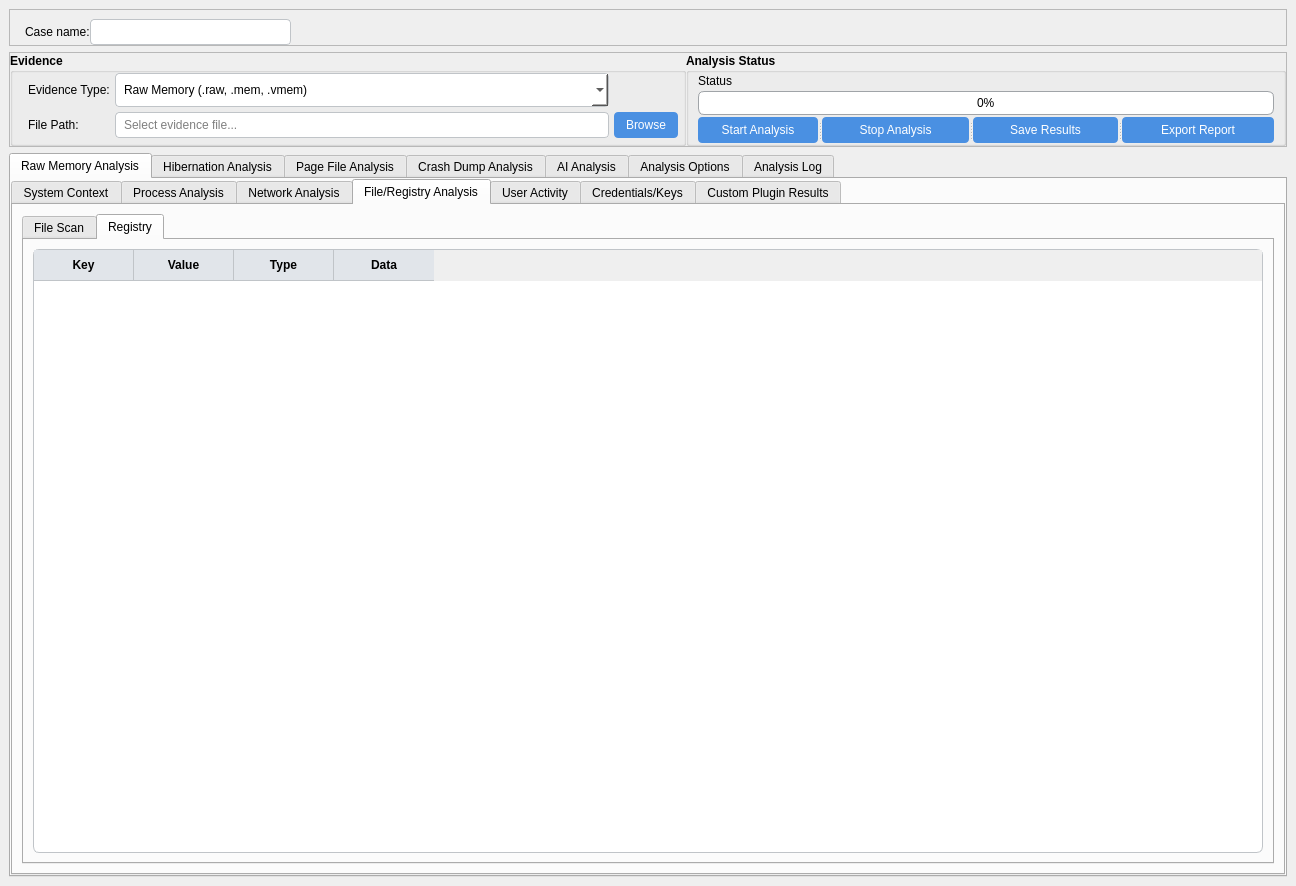
Before: the Qt Designer form ui/pages/analysis_ui/memory_analysis.ui in Tlinhk/Windows_forensic, drawn with Qt 5.
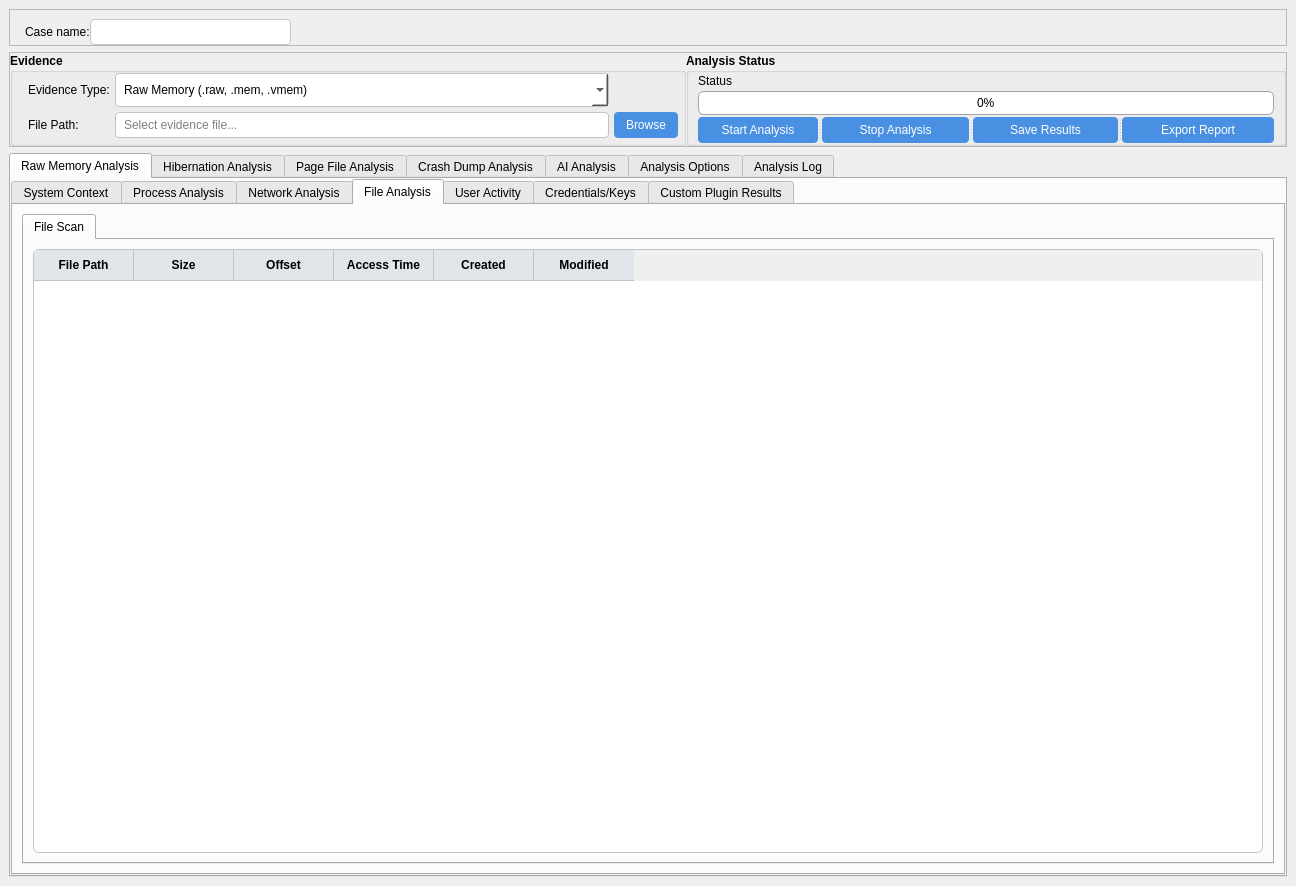
After: the same form once the commit is applied. The open tabs and pages were chosen to show the change. Icons and pictures are not drawn.

```diff
--- a/ui/pages/analysis_ui/memory_analysis.ui
+++ b/ui/pages/analysis_ui/memory_analysis.ui
@@ -1008,13 +1008,13 @@
           </widget>
           <widget class="QWidget" name="fileRegistryTab">
            <attribute name="title">
-            <string>File/Registry Analysis</string>
+            <string>File Analysis</string>
            </attribute>
            <layout class="QVBoxLayout" name="fileRegistryLayout">
             <item>
              <widget class="QTabWidget" name="fileRegistrySubTabWidget">
               <property name="currentIndex">
-               <number>1</number>
+               <number>0</number>
               </property>
               <widget class="QWidget" name="fileScanTab">
                <attribute name="title">
@@ -1066,46 +1066,6 @@
                 </item>
                </layout>
               </widget>
-              <widget class="QWidget" name="registryTab">
-               <attribute name="title">
-                <string>Registry</string>
-               </attribute>
-               <layout class="QVBoxLayout" name="registryLayout">
-                <item>
-                 <widget class="QTableWidget" name="registryTable">
-                  <property name="alternatingRowColors">
-                   <bool>true</bool>
-                  </property>
-                  <property name="selectionBehavior">
-                   <enum>QAbstractItemView::SelectRows</enum>
-                  </property>
-                  <property name="sortingEnabled">
-                   <bool>true</bool>
-                  </property>
-                  <column>
-                   <property name="text">
-                    <string>Key</string>
-                   </property>
-                  </column>
-                  <column>
-                   <property name="text">
-                    <string>Value</string>
-                   </property>
-                  </column>
-                  <column>
-                   <property name="text">
-                    <string>Type</string>
-                   </property>
-                  </column>
-                  <column>
-                   <property name="text">
-                    <string>Data</string>
-                   </property>
-                  </column>
-                 </widget>
-                </item>
-               </layout>
-              </widget>
              </widget>
             </item>
            </layout>
```
Left out of the diff: 52 changed lines with no effect on the pictures.
